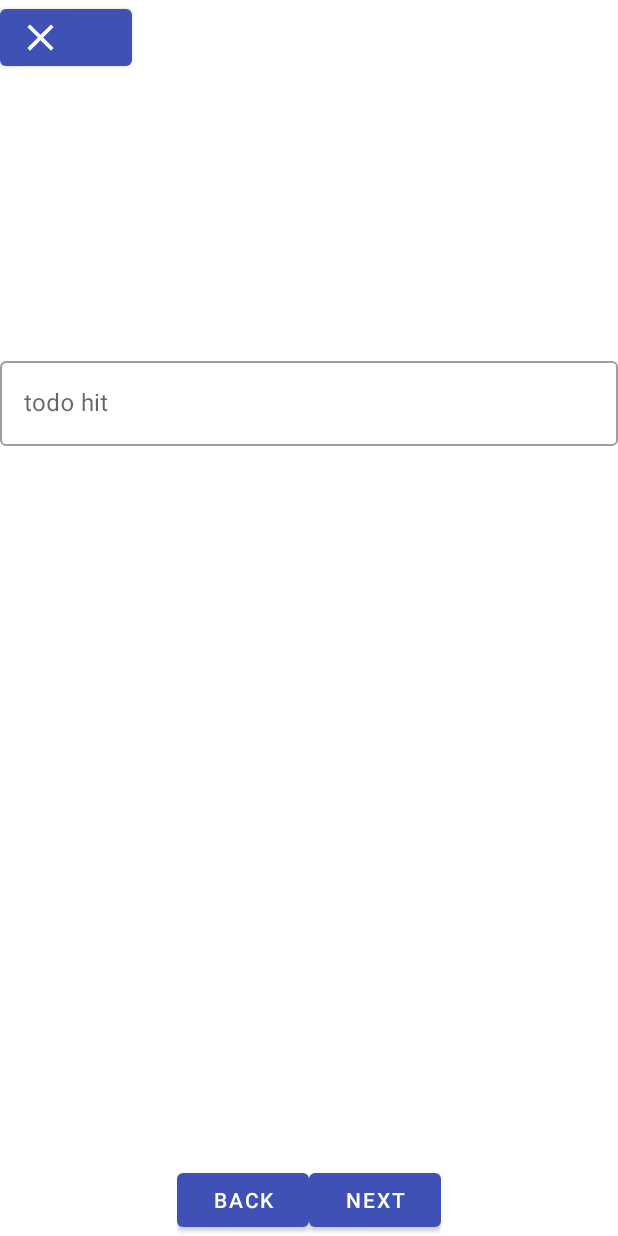
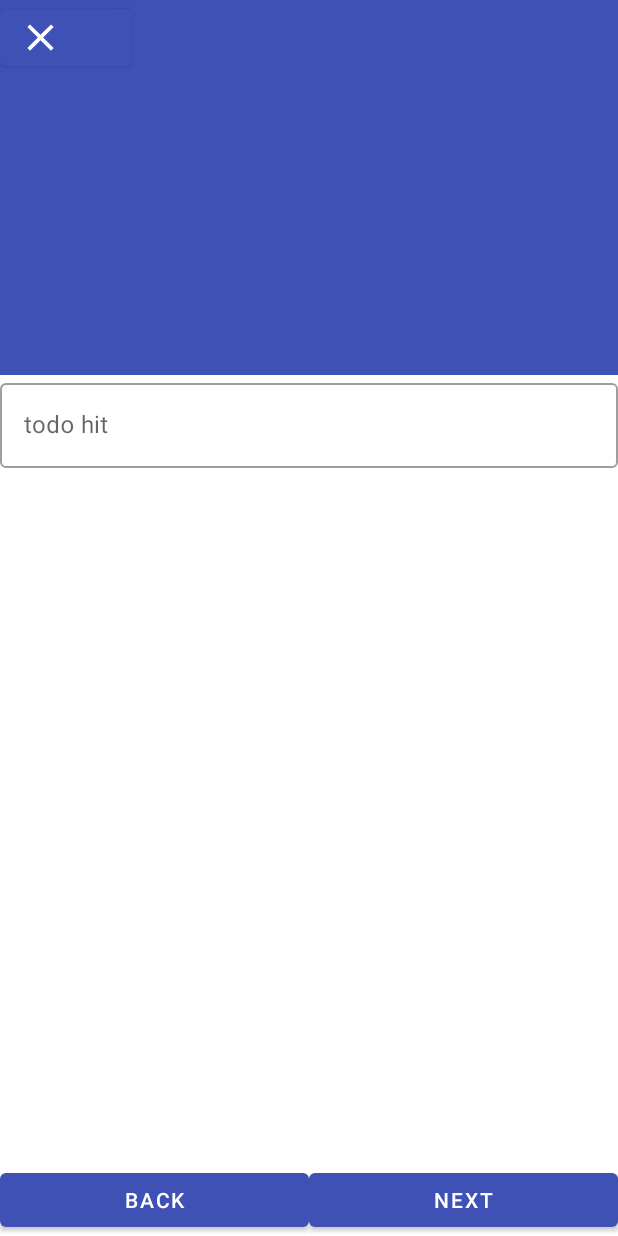
Before and after one commit to BiAffectBridge/AssessmentModel-Kotlin, an Android app: the fragment TextQuestionStepFragment placed in its activity, on a phone screen of 412 x 824 dp. Run offline under Robolectric (Android 15) with nearby library versions, the phone set to English and light mode, and no system bars; 25 statements that could not run were skipped.

```diff
--- a/assessmentModel/build.gradle.kts
+++ b/assessmentModel/build.gradle.kts
@@ -66,6 +66,7 @@ kotlin {
        sourceSets["androidLibMain"].dependencies {
            implementation("org.jetbrains.kotlin:kotlin-stdlib")
            api( "org.jetbrains.kotlinx:kotlinx-serialization-runtime:0.20.0")
+           implementation("androidx.appcompat:appcompat:1.1.0")
        }
        sourceSets["iosMain"].dependencies {
            api( "org.jetbrains.kotlinx:kotlinx-serialization-runtime-native:0.20.0")
--- a/presentation/src/main/res/layout/choice_question_step_fragment.xml
+++ b/presentation/src/main/res/layout/choice_question_step_fragment.xml
@@ -9,7 +9,7 @@
     <include layout="@layout/include_question_header"
         android:id="@+id/question_header"
         android:layout_width="match_parent"
-        android:layout_height="wrap_content"
+        android:layout_height="@dimen/header_height"
         android:layout_alignParentTop="true" />
 
     <ScrollView
--- a/presentation/src/main/res/layout/include_question_header.xml
+++ b/presentation/src/main/res/layout/include_question_header.xml
@@ -3,7 +3,8 @@
     xmlns:app="http://schemas.android.com/apk/res-auto"
     android:layout_width="match_parent"
     android:layout_height="wrap_content"
-    android:orientation="vertical">
+    android:orientation="vertical"
+    android:background="?attr/colorPrimary">
 
     <Button
         style="@style/Widget.MaterialComponents.Button.Icon"
@@ -13,7 +14,8 @@
 
     <TextView
         android:id="@+id/question_title"
-        style="@style/TextAppearance.MaterialComponents.Headline2"
+        style="@style/TextAppearance.MaterialComponents.Headline3"
+        android:textColor="?attr/colorOnPrimary"
         android:layout_width="match_parent"
         android:layout_height="wrap_content"
         android:gravity="center_horizontal"
@@ -21,7 +23,8 @@
 
     <TextView
         android:id="@+id/question_subtitle"
-        style="@style/TextAppearance.MaterialComponents.Headline3"
+        style="@style/TextAppearance.MaterialComponents.Headline5"
+        android:textColor="?attr/colorOnPrimary"
         android:layout_width="match_parent"
         android:layout_height="wrap_content"
         android:gravity="center_horizontal"
--- a/presentation/src/main/res/layout/include_step_navigation_bar.xml
+++ b/presentation/src/main/res/layout/include_step_navigation_bar.xml
@@ -5,22 +5,22 @@
     android:layout_height="wrap_content">
 
     <LinearLayout
-        android:layout_width="wrap_content"
+        android:layout_width="match_parent"
         android:layout_height="wrap_content"
         android:layout_gravity="center_horizontal"
         android:orientation="horizontal">
         <Button
             android:id="@+id/nav_bar_back"
-            android:layout_width="wrap_content"
+            android:layout_width="0dp"
             android:layout_height="wrap_content"
-            android:text="@string/back"
-            />
+            android:layout_weight="1"
+            android:text="@string/back" />
         <Button
             android:id="@+id/nav_bar_next"
-            android:layout_width="wrap_content"
+            android:layout_width="0dp"
             android:layout_height="wrap_content"
-            android:text="@string/next"
-            />
+            android:layout_weight="1"
+            android:text="@string/next" />
 
     </LinearLayout>
 
--- a/presentation/src/main/res/layout/text_question_step_fragment.xml
+++ b/presentation/src/main/res/layout/text_question_step_fragment.xml
@@ -9,7 +9,7 @@
     <include layout="@layout/include_question_header"
         android:id="@+id/question_header"
         android:layout_width="match_parent"
-        android:layout_height="wrap_content"
+        android:layout_height="@dimen/header_height"
         android:layout_alignParentTop="true" />
 
     <org.sagebionetworks.assessmentmodel.presentation.inputs.TextInputView
--- /dev/null
+++ b/presentation/src/main/res/values/dimensions.xml
@@ -0,0 +1,5 @@
+<?xml version="1.0" encoding="utf-8"?>
+<resources>
+    <dimen name="header_height">250dp</dimen>
+
+</resources>
```
Also changed, not shown: androidApp/src/main/res/drawable-xxxhdpi/crf_stair_step_start_animation.xml (added, +26 -0 lines), androidApp/src/main/res/raw/sample_assessment.json (+16 -6 lines), presentation/src/main/java/org/sagebionetworks/assessmentmodel/presentation/InstructionStepFragment.kt (+13 -4 lines), presentation/src/main/res/layout/include_image_header.xml (added, +21 -0 lines), presentation/src/main/res/layout/instruction_step_fragment.xml (+16 -13 lines), androidApp/src/main/res/drawable-xxxhdpi/crf_seated.png (added), androidApp/src/main/res/drawable-xxxhdpi/crf_stair_step_start_1.png (added), androidApp/src/main/res/drawable-xxxhdpi/crf_stair_step_start_2.png (added), androidApp/src/main/res/drawable-xxxhdpi/crf_stair_step_start_3.png (added), androidApp/src/main/res/drawable-xxxhdpi/crf_stair_step_start_4.png (added), 1 other file.
